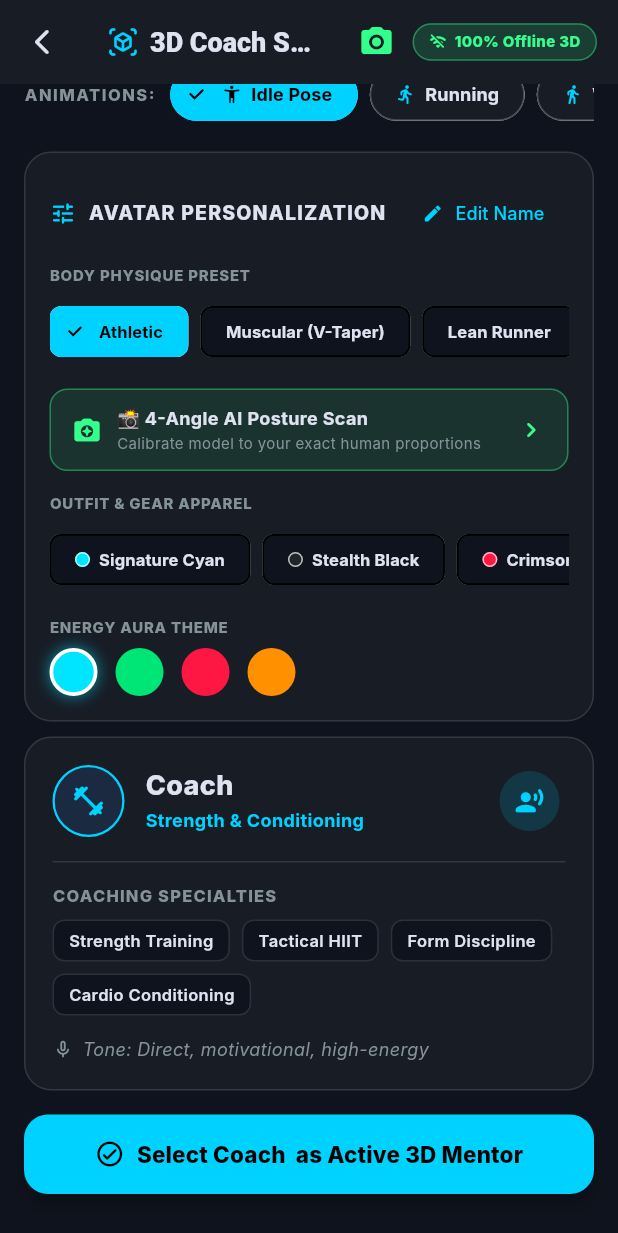
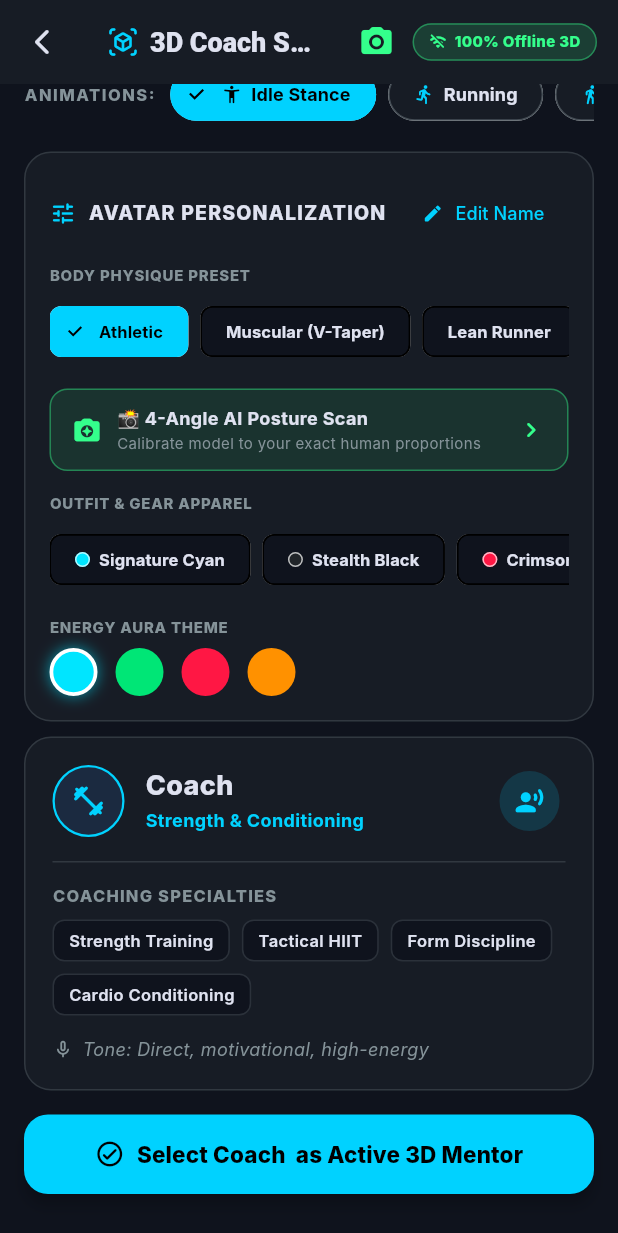
Before and after one commit to ayushbh54/vyra-app, a Flutter app: the CoachAvatarStudioScreen screen opened directly, scrolled down 450 dp, after a tap on the "record voice over" icon, on a phone screen of 412 x 824 dp. Shown: the top 1233 px of the screen. Run offline on Flutter 3.47's test engine with Material 3 defaults, Android fonts, the phone set to English and light mode, and no system bars; our stand-ins replace camera, flutter_blue_plus, flutter_local_notifications, flutter_map, flutter_tts, geolocator and 7 more; missing offline and left inert: google_mlkit_pose_detection, health, mobile_scanner, model_viewer_plus; accounts and stored records are empty; Roboto replaces fonts that are missing (Inter).

Commit message:
feat: complete avatar exercise system — Soldier GLB + exercise animations + watch fix
- male_coach.glb: replaced with Soldier (Run/Walk/Idle/TPose animations)
- avatar_customization_service: getExerciseAnimation() + getDanceAnimation() methods
- exercise_detail: male always autoPlay, female autoPlay only in dance mode
- exercise_detail: exercise-specific animation (Run for cardio, Walk for moderate, Idle for strength)
- coach_avatar_studio: updated animation chips for Soldier animations
- health_sync: 4-step telemetry rotation with HR measurement

```diff
--- a/apps/mobile/lib/screens/coach_avatar_studio.dart
+++ b/apps/mobile/lib/screens/coach_avatar_studio.dart
@@ -28,7 +28,7 @@ class _CoachAvatarStudioScreenState extends State<CoachAvatarStudioScreen> {
   static const String _defaultFemaleName = 'Megan';
 
   String _selectedGender = 'male';
-  String _activeAnim = 'idle';
+  String _activeAnim = 'Idle';
   bool _isSpeaking = false;
   bool _isSelectedSaved = false;
   bool _isLoading = true;
@@ -83,7 +83,7 @@ class _CoachAvatarStudioScreenState extends State<CoachAvatarStudioScreen> {
         _selectedGender = savedGender == 'female' ? 'female' : 'male';
         // Female GLB: 'SambaDance' or 'TPose' — use TPose as neutral default
         // Male GLB: 'idle' or 'Take 001' — use idle (breathing) as default
-        _activeAnim = _selectedGender == 'female' ? 'TPose' : 'idle';
+        _activeAnim = _selectedGender == 'female' ? '' : 'Idle';
         // Default: Remy (male) or Megan (female) until user personalizes
         _coachName = savedName ??
             (_selectedGender == 'female' ? _defaultFemaleName : _defaultMaleName);
@@ -176,7 +176,7 @@ class _CoachAvatarStudioScreenState extends State<CoachAvatarStudioScreen> {
         : "Hello! I'm $_coachName, your fitness and wellness coach. Together we'll unlock your peak physical form.";
 
     // Trigger walk animation while speaking
-    setState(() => _activeAnim = 'walk');
+    setState(() => _activeAnim = 'Walk');
 
 
     await TtsService.speak(speechText);
@@ -184,7 +184,7 @@ class _CoachAvatarStudioScreenState extends State<CoachAvatarStudioScreen> {
     if (mounted) {
       setState(() {
         _isSpeaking = false;
-        if (isMale) _activeAnim = 'idle';
+        if (isMale) _activeAnim = 'Idle';
       });
     }
   }
@@ -498,15 +498,16 @@ class _CoachAvatarStudioScreenState extends State<CoachAvatarStudioScreen> {
 
     final availableAnims = isMale
         ? [
-            {'label': 'Idle Pose', 'anim': 'idle', 'icon': Icons.accessibility_new_rounded},
-            {'label': 'Running', 'anim': 'run', 'icon': Icons.directions_run_rounded},
-            {'label': 'Walking', 'anim': 'walk', 'icon': Icons.directions_walk_rounded},
-            {'label': 'Agree', 'anim': 'agree', 'icon': Icons.thumb_up_rounded},
-            {'label': 'Head Shake', 'anim': 'headShake', 'icon': Icons.do_not_disturb_alt_rounded},
+            // Soldier GLB animations (capital letters: 'Idle', 'Run', 'Walk', 'TPose')
+            {'label': 'Idle Stance', 'anim': 'Idle', 'icon': Icons.accessibility_new_rounded},
+            {'label': 'Running', 'anim': 'Run', 'icon': Icons.directions_run_rounded},
+            {'label': 'Walking', 'anim': 'Walk', 'icon': Icons.directions_walk_rounded},
+            {'label': 'T-Pose', 'anim': 'TPose', 'icon': Icons.accessibility_rounded},
           ]
         : [
-            {'label': 'Workout Dance', 'anim': 'SambaDance', 'icon': Icons.sports_gymnastics_rounded},
-            {'label': 'T-Pose Form', 'anim': 'TPose', 'icon': Icons.accessibility_rounded},
+            // Megan GLB: 'idle' = samba dance animation
+            {'label': 'Workout Dance', 'anim': 'idle', 'icon': Icons.sports_gymnastics_rounded},
+            {'label': 'Neutral Pose', 'anim': '', 'icon': Icons.accessibility_rounded},
           ];
 
     final physiqueOptions = [
@@ -1164,7 +1165,7 @@ class _CoachAvatarStudioScreenState extends State<CoachAvatarStudioScreen> {
         HapticFeedback.selectionClick();
         setState(() {
           _selectedGender = gender;
-          _activeAnim = gender == 'female' ? 'TPose' : 'idle';
+          _activeAnim = gender == 'female' ? '' : 'Idle';
           _coachName = gender == 'female' ? 'Sara' : 'Alex';
           _isSelectedSaved = false;
         });
```
Also changed, not shown: apps/mobile/lib/screens/exercise_detail.dart (+30 -35 lines), apps/mobile/lib/screens/health_sync.dart (+6 -15 lines), apps/mobile/lib/services/avatar_customization_service.dart (+37 -0 lines).
